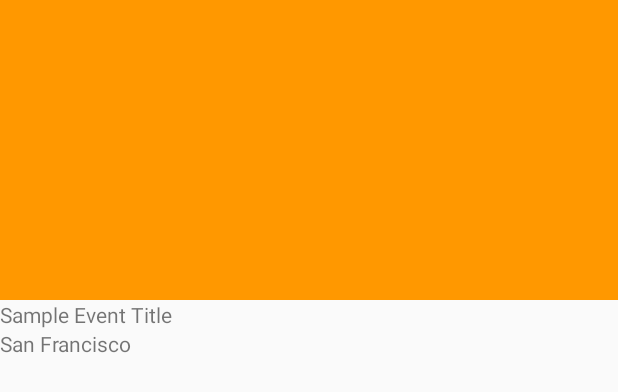
After one commit to qzineat/qzineat, an Android app: the layout item_events.xml on its own in the app's theme, with its tools: preview values and no code run, on a phone screen of 412 x 824 dp. The commit adds this screen. Shown: the top 392 px of the screen. Run offline under Robolectric (Android 15) with nearby library versions, the phone set to English and light mode, and no system bars.

Commit message:
event list

```diff
--- a/app/build.gradle
+++ b/app/build.gradle
@@ -27,6 +27,7 @@ ext {
 dependencies {
     compile fileTree(dir: 'libs', include: ['*.jar'])
     compile "com.android.support:appcompat-v7:${supportLibVersion}"
+    compile "com.android.support:support-v4:${supportLibVersion}"
     compile "com.android.support:design:${supportLibVersion}"
     compile "com.android.support:recyclerview-v7:${supportLibVersion}"
     compile "com.android.support:percent:${supportLibVersion}"
@@ -35,5 +36,6 @@ dependencies {
     compile 'com.parse:parseinterceptors:0.0.2' // for logging API calls to LogCat
     compile 'com.squareup.picasso:picasso:2.5.2'
     compile "com.loopj.android:android-async-http:${asyncHttpLibVesrion}" // Android Async Http
-
+    compile 'com.jakewharton:butterknife:7.0.1' // butterknife
+    compile 'com.squareup.picasso:picasso:2.5.2' // Picasso
 }
--- a/app/src/main/res/layout/activity_main.xml
+++ b/app/src/main/res/layout/activity_main.xml
@@ -22,7 +22,7 @@
         <FrameLayout
             android:id="@+id/flContent"
             android:layout_width="match_parent"
-            android:layout_height="match_parent"></FrameLayout>
+            android:layout_height="match_parent"/>
     </LinearLayout>
 
     <!-- The navigation drawer that comes from the left -->
--- /dev/null
+++ b/app/src/main/res/layout/item_events.xml
@@ -0,0 +1,29 @@
+<?xml version="1.0" encoding="utf-8"?>
+<LinearLayout xmlns:android="http://schemas.android.com/apk/res/android"
+    android:orientation="vertical"
+    android:layout_width="match_parent"
+    android:layout_height="match_parent">
+
+    <ImageView
+        android:layout_width="match_parent"
+        android:layout_height="200dp"
+        android:minHeight="200dp"
+        android:id="@+id/ivEventImage"
+        android:adjustViewBounds="true"
+        android:background="@color/accent"
+        android:scaleType="fitCenter"/>
+
+    <TextView
+        android:layout_width="wrap_content"
+        android:layout_height="wrap_content"
+        android:text="@string/example_event_title"
+        android:id="@+id/tvEventTitle" />
+
+    <TextView
+        android:layout_width="wrap_content"
+        android:layout_height="wrap_content"
+        android:text="@string/example_place"
+        android:id="@+id/tvPlace" />
+
+
+</LinearLayout>
--- a/app/src/main/res/menu/drawer_view.xml
+++ b/app/src/main/res/menu/drawer_view.xml
@@ -16,6 +16,10 @@
                 android:id="@+id/nav_advance_filter"
                 android:icon="@drawable/ic_south_park"
                 android:title="@string/advance_filter" />
+            <item
+                android:id="@+id/nav_events"
+                android:icon="@drawable/ic_south_park"
+                android:title="Events" />
         </menu>
     </item>
 
--- a/app/src/main/res/values/strings.xml
+++ b/app/src/main/res/values/strings.xml
@@ -10,5 +10,7 @@
     <string name="futurama">Futurama</string>
     <string name="nav_title">qzineat</string>
     <string name="simpsorama">Simpsorama</string>
+    <string name="example_event_title">Sample Event Title</string>
+    <string name="example_place">San Francisco</string>
 
 </resources>
```
Also changed, not shown: app/src/main/java/com/codepath/android/navigationdrawerexercise/activities/MainActivity.java (+10 -21 lines), app/src/main/java/com/codepath/qzineat/adapters/EndlessRecyclerViewScrollListener.java (added, +96 -0 lines), app/src/main/java/com/codepath/qzineat/adapters/EventItemViewHolder.java (added, +26 -0 lines), app/src/main/java/com/codepath/qzineat/adapters/EventsRecyclerViewAdapter.java (added, +57 -0 lines), app/src/main/java/com/codepath/qzineat/fragments/EventListFragment.java (added, +112 -0 lines), app/src/main/java/com/codepath/qzineat/models/Event.java (added, +58 -0 lines), app/src/main/res/layout/fragment_events.xml (added, +16 -0 lines).
